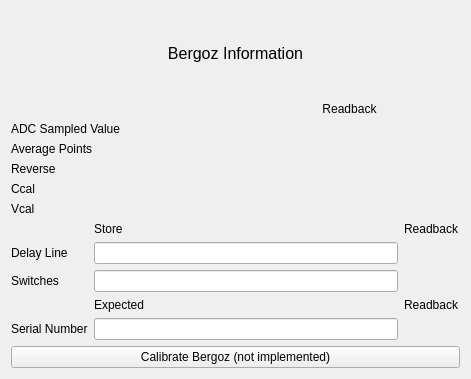
First picture: the form in bcmApp/ui/bergozMain.ui, repository slaclab/BunchChargeMonitor, before the edit.
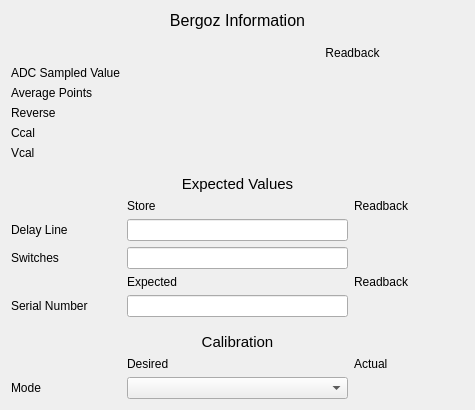
Second picture: the form after the edit. Custom widgets are drawn as their Qt base class.

Commit message: Added calibration suport to the Bergoz display

What changed in the file:
```diff
--- a/bcmApp/ui/bergozMain.ui
+++ b/bcmApp/ui/bergozMain.ui
@@ -6,8 +6,8 @@
    <rect>
     <x>0</x>
     <y>0</y>
-    <width>471</width>
-    <height>379</height>
+    <width>475</width>
+    <height>410</height>
    </rect>
   </property>
   <property name="windowTitle">
@@ -39,6 +39,19 @@
      </item>
     </layout>
    </item>
+   <item>
+    <spacer name="verticalSpacer_3">
+     <property name="orientation">
+      <enum>Qt::Vertical</enum>
+     </property>
+     <property name="sizeHint" stdset="0">
+      <size>
+       <width>20</width>
+       <height>40</height>
+      </size>
+     </property>
+    </spacer>
+   </item>
    <item>
     <layout class="QGridLayout" name="gridLayout">
      <item row="1" column="1">
@@ -164,57 +177,56 @@
     </layout>
    </item>
    <item>
-    <layout class="QGridLayout" name="gridLayout_2">
-     <item row="2" column="0">
+    <spacer name="verticalSpacer_2">
+     <property name="orientation">
+      <enum>Qt::Vertical</enum>
+     </property>
+     <property name="sizeHint" stdset="0">
+      <size>
+       <width>20</width>
+       <height>40</height>
+      </size>
+     </property>
+    </spacer>
+   </item>
+   <item>
+    <layout class="QGridLayout" name="gridLayout_2" columnstretch="1,2,1">
+     <item row="3" column="0">
       <widget class="QLabel" name="label_7">
        <property name="text">
         <string>Switches</string>
        </property>
       </widget>
      </item>
-     <item row="0" column="1">
+     <item row="1" column="1">
       <widget class="QLabel" name="label_8">
        <property name="text">
         <string>Store</string>
        </property>
       </widget>
      </item>
-     <item row="0" column="2">
+     <item row="1" column="2">
       <widget class="QLabel" name="label_9">
        <property name="text">
         <string>Readback</string>
        </property>
       </widget>
      </item>
-     <item row="1" column="0">
+     <item row="2" column="0">
       <widget class="QLabel" name="label_10">
        <property name="text">
         <string>Delay Line</string>
        </property>
       </widget>
      </item>
-     <item row="4" column="0">
+     <item row="5" column="0">
       <widget class="QLabel" name="label_12">
        <property name="text">
         <string>Serial Number</string>
        </property>
       </widget>
      </item>
-     <item row="3" column="1">
-      <widget class="QLabel" name="label_11">
-       <property name="text">
-        <string>Expected</string>
-       </property>
-      </widget>
-     </item>
-     <item row="3" column="2">
-      <widget class="QLabel" name="label_13">
-       <property name="text">
-        <string>Readback</string>
-       </property>
-      </widget>
-     </item>
-     <item row="1" column="1">
+     <item row="2" column="1">
       <widget class="PyDMLineEdit" name="PyDMLineEdit">
        <property name="toolTip">
         <string/>
@@ -224,7 +236,14 @@
        </property>
       </widget>
      </item>
-     <item row="2" column="1">
+     <item row="4" column="1">
+      <widget class="QLabel" name="label_11">
+       <property name="text">
+        <string>Expected</string>
+       </property>
+      </widget>
+     </item>
+     <item row="3" column="1">
       <widget class="PyDMLineEdit" name="PyDMLineEdit_2">
        <property name="toolTip">
         <string/>
@@ -234,7 +253,14 @@
        </property>
       </widget>
      </item>
-     <item row="4" column="1">
+     <item row="4" column="2">
+      <widget class="QLabel" name="label_13">
+       <property name="text">
+        <string>Readback</string>
+       </property>
+      </widget>
+     </item>
+     <item row="5" column="1">
       <widget class="PyDMLineEdit" name="PyDMLineEdit_3">
        <property name="toolTip">
         <string/>
@@ -244,7 +270,7 @@
        </property>
       </widget>
      </item>
-     <item row="1" column="2">
+     <item row="2" column="2">
       <widget class="PyDMLabel" name="PyDMLabel_7">
        <property name="toolTip">
         <string/>
@@ -254,7 +280,7 @@
        </property>
       </widget>
      </item>
-     <item row="2" column="2">
+     <item row="3" column="2">
       <widget class="PyDMLabel" name="PyDMLabel_8">
        <property name="toolTip">
         <string/>
@@ -264,7 +290,7 @@
        </property>
       </widget>
      </item>
-     <item row="4" column="2">
+     <item row="5" column="2">
       <widget class="PyDMLabel" name="PyDMLabel_9">
        <property name="toolTip">
         <string/>
@@ -274,17 +300,91 @@
        </property>
       </widget>
      </item>
+     <item row="0" column="1">
+      <widget class="QLabel" name="label_19">
+       <property name="font">
+        <font>
+         <pointsize>11</pointsize>
+        </font>
+       </property>
+       <property name="text">
+        <string>Expected Values</string>
+       </property>
+       <property name="alignment">
+        <set>Qt::AlignCenter</set>
+       </property>
+      </widget>
+     </item>
     </layout>
    </item>
    <item>
-    <layout class="QVBoxLayout" name="verticalLayout_3">
-     <item>
-      <widget class="PyDMShellCommand" name="PyDMShellCommand">
+    <spacer name="verticalSpacer">
+     <property name="orientation">
+      <enum>Qt::Vertical</enum>
+     </property>
+     <property name="sizeHint" stdset="0">
+      <size>
+       <width>20</width>
+       <height>40</height>
+      </size>
+     </property>
+    </spacer>
+   </item>
+   <item>
+    <layout class="QGridLayout" name="gridLayout_3" columnstretch="1,2,1">
+     <item row="1" column="1">
+      <widget class="QLabel" name="label_17">
+       <property name="text">
+        <string>Desired</string>
+       </property>
+      </widget>
+     </item>
+     <item row="2" column="0">
+      <widget class="QLabel" name="label_15">
+       <property name="text">
+        <string>Mode</string>
+       </property>
+      </widget>
+     </item>
+     <item row="1" column="2">
+      <widget class="QLabel" name="label_18">
+       <property name="text">
+        <string>Actual</string>
+       </property>
+      </widget>
+     </item>
+     <item row="2" column="2">
+      <widget class="PyDMLabel" name="PyDMLabel_10">
        <property name="toolTip">
         <string/>
        </property>
+       <property name="channel" stdset="0">
+        <string>ca://${TYPE}:${AREA}:${POS}:BergozModeRBV</string>
+       </property>
+      </widget>
+     </item>
+     <item row="2" column="1">
+      <widget class="PyDMEnumComboBox" name="PyDMEnumComboBox">
+       <property name="toolTip">
+        <string/>
+       </property>
+       <property name="channel" stdset="0">
+        <string>ca://${TYPE}:${AREA}:${POS}:BergozMode</string>
+       </property>
+      </widget>
+     </item>
+     <item row="0" column="1">
+      <widget class="QLabel" name="label_16">
+       <property name="font">
+        <font>
+         <pointsize>11</pointsize>
+        </font>
+       </property>
        <property name="text">
-        <string>Calibrate Bergoz (not implemented)</string>
+        <string>Calibration</string>
+       </property>
+       <property name="alignment">
+        <set>Qt::AlignCenter</set>
        </property>
       </widget>
      </item>
@@ -298,16 +398,16 @@
    <extends>QLabel</extends>
    <header>pydm.widgets.label</header>
   </customwidget>
-  <customwidget>
-   <class>PyDMShellCommand</class>
-   <extends>QPushButton</extends>
-   <header>pydm.widgets.shell_command</header>
-  </customwidget>
   <customwidget>
    <class>PyDMLineEdit</class>
    <extends>QLineEdit</extends>
    <header>pydm.widgets.line_edit</header>
   </customwidget>
+  <customwidget>
+   <class>PyDMEnumComboBox</class>
+   <extends>QComboBox</extends>
+   <header>pydm.widgets.enum_combo_box</header>
+  </customwidget>
  </customwidgets>
  <resources/>
  <connections/>
```
